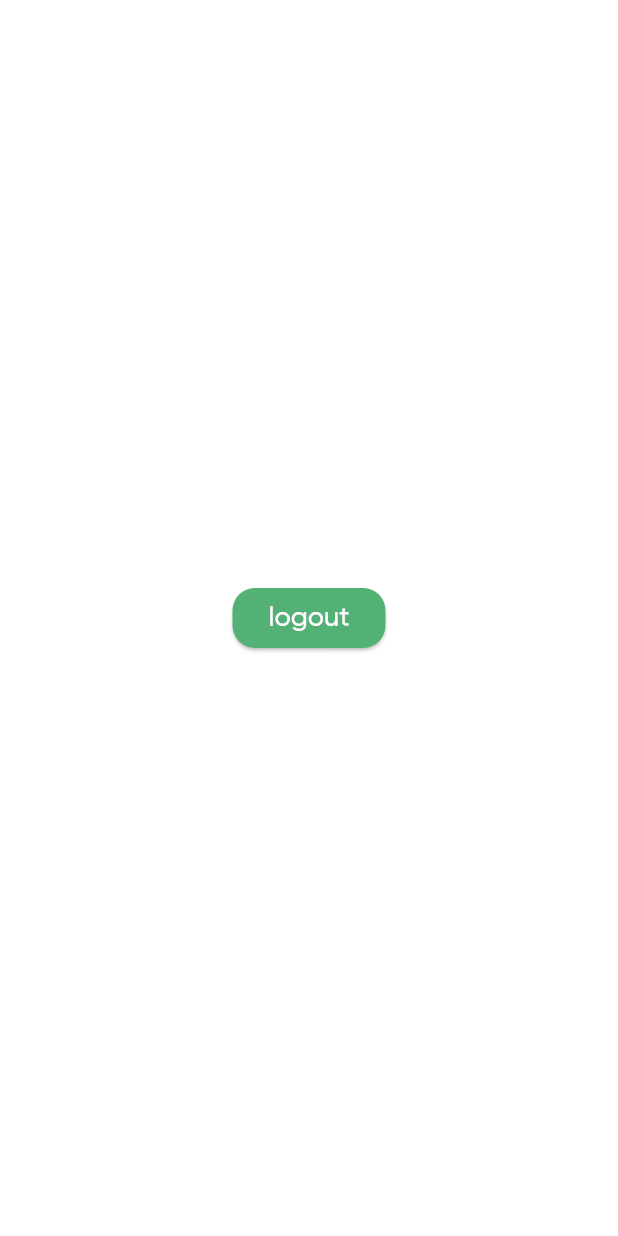
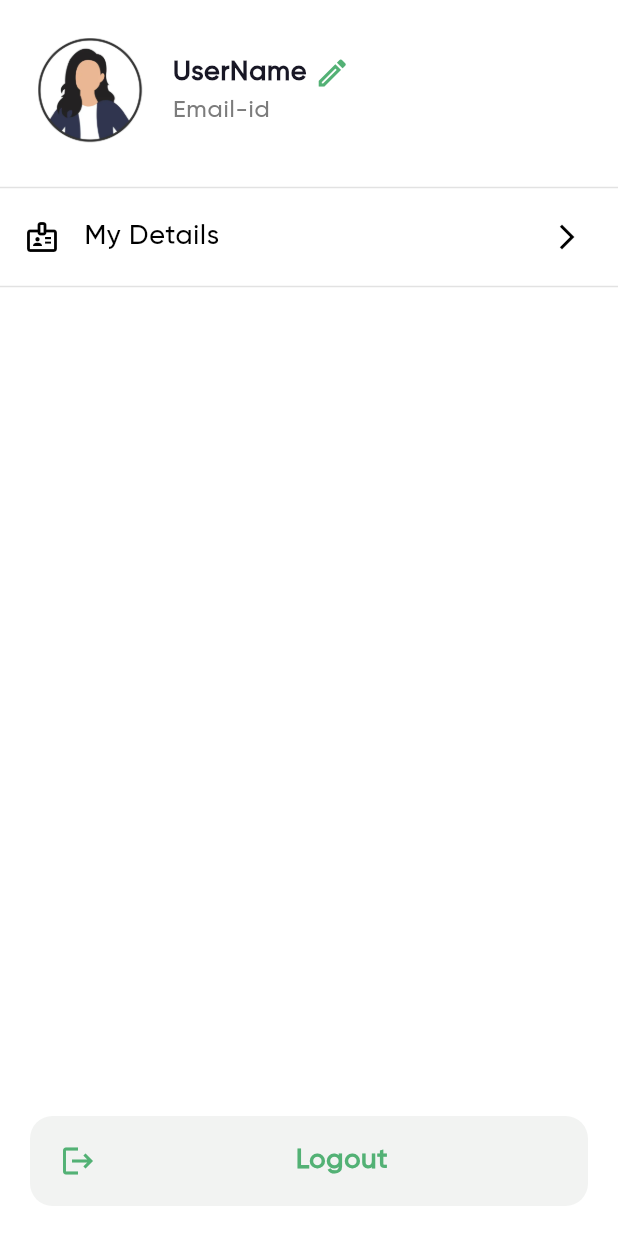
Before and after one commit to AanalChauhan/grocerie_app, a Flutter app: the ProfileScreen screen opened directly, on a phone screen of 412 x 824 dp. Run offline on Flutter 3.47's test engine with Material 3 defaults, Android fonts, the phone set to English and light mode, and no system bars; our stand-ins replace cloud_firestore, firebase_auth, firebase_core, google_sign_in, location; missing offline and left inert: flutter_facebook_auth; accounts and stored records are empty; network calls fail.

Commit message:
added facebook authentication and devloped ui9 foe profile

```diff
--- a/lib/constants/image_constant.dart
+++ b/lib/constants/image_constant.dart
@@ -14,4 +14,5 @@ class ImageConstant {
   static String mapimg = "$imagePath/map_img.png";
   static String signinbgimg = "$imagePath/signin_bg.png";
   static String carrotimg = "$imagePath/carrot_img.png";
+  static String profileimg = "$imagePath/profileimg.png";
 }
--- a/lib/views/profile_screen.dart
+++ b/lib/views/profile_screen.dart
@@ -1,6 +1,9 @@
 import 'package:flutter/material.dart';
+import 'package:grocerie_app/constants/app_colors.dart';
+import 'package:grocerie_app/constants/image_constant.dart';
 import 'package:grocerie_app/provider/auth_provider.dart';
 import 'package:grocerie_app/views/preview_screen.dart';
+import 'package:grocerie_app/widgets/styled_button.dart';
 import 'package:provider/provider.dart';
 
 class ProfileScreen extends StatelessWidget {
@@ -9,15 +12,98 @@ class ProfileScreen extends StatelessWidget {
   @override
   Widget build(BuildContext context) {
     return Scaffold(
-      body:Center(
-        child: ElevatedButton(onPressed: (){
-                 Provider.of<AuthProvider>(context, listen: false).logout();
+      body: SafeArea(
+        child: Column(
+          children: [
+            Container(
+              margin: EdgeInsets.all(25),
+              child: Row(
+                children: [
+                  Container(
+                    height: 70,
+                    width: 70,
+                    decoration: BoxDecoration(
+                      borderRadius: BorderRadius.circular(30),
+                    ),
+                    child: ClipRRect(
+                      borderRadius: BorderRadius.circular(30),
+                      child: Image.asset(
+                        ImageConstant.profileimg,
+                        fit: BoxFit.cover,
+                      ),
+                    ),
+                  ),
+                  SizedBox(width: 20),
+                  Column(
+                    crossAxisAlignment: CrossAxisAlignment.start,
+                    children: [
+                      Row(
+                        children: [
+                          Text(
+                            "UserName",
+                            style: Theme.of(context).textTheme.bodyLarge
+                                ?.copyWith(fontWeight: FontWeight.w600),
+                          ),
+                          SizedBox(width: 5),
+                          Icon(Icons.edit_outlined, color: AppColors.primary),
+                        ],
+                      ),
+                      Text(
+                        "Email-id",
+                        style: Theme.of(context).textTheme.bodyMedium,
+                      ),
+                    ],
+                  ),
+                ],
+              ),
+            ),
+            Divider(height: 10, color: Color(0xFFE2E2E2)),
+            ListTile(
+              leading: Icon(Icons.badge_outlined),
+              title: Text("My Details"),
+              trailing: Icon(Icons.arrow_forward_ios, size: 20),
+            ),
+            Divider(height: 10, color: Color(0xFFE2E2E2)),
+            Spacer(),
+            InkWell(
+              onTap: () {
+                Provider.of<AuthProvider>(context, listen: false).logout();
                 Navigator.pushReplacement(
                   context,
                   MaterialPageRoute(builder: (_) => PreviewScreen()),
                 );
-              }, child: Text("logout")),
-      )
+              },
+              child: Container(
+                margin: EdgeInsets.all(20),
+                height: 60,
+                width: MediaQuery.of(context).size.width,
+                decoration: BoxDecoration(
+                  color: Color(0xFFF2F3F2),
+                  borderRadius: BorderRadius.circular(15),
+                ),
+                child: Row(
+                  children: [
+                    Padding(
+                      padding: const EdgeInsets.only(left: 20),
+                      child: Icon(Icons.logout, color: AppColors.primary),
+                    ),
+                    Expanded(
+                      child: Center(
+                        child: Text(
+                          "Logout",
+                          style: Theme.of(context).textTheme.bodyLarge
+                              ?.copyWith(color: AppColors.primary,fontWeight: FontWeight.bold),
+                          textAlign: TextAlign.center,
+                        ),
+                      ),
+                    ),
+                  ],
+                ),
+              ),
+            ),
+          ],
+        ),
+      ),
     );
   }
 }
--- a/lib/widgets/styled_button.dart
+++ b/lib/widgets/styled_button.dart
@@ -25,4 +25,6 @@ class StyledButton extends StatelessWidget {
       ),
     );
   }
+
+  static icon(Null Function() param0, String s) {}
 }
```
Also changed, not shown: lib/main.dart (+6 -2 lines), lib/provider/application_provider.dart (added, +9 -0 lines), lib/provider/auth_provider.dart (+78 -28 lines), lib/views/number_screen.dart (+3 -6 lines), lib/views/preview_screen.dart (+18 -5 lines), lib/widgets/dropdown_textfield.dart (+22 -7 lines), assets/images/profileimg.png (added), pubspec.lock, 6 other files.
